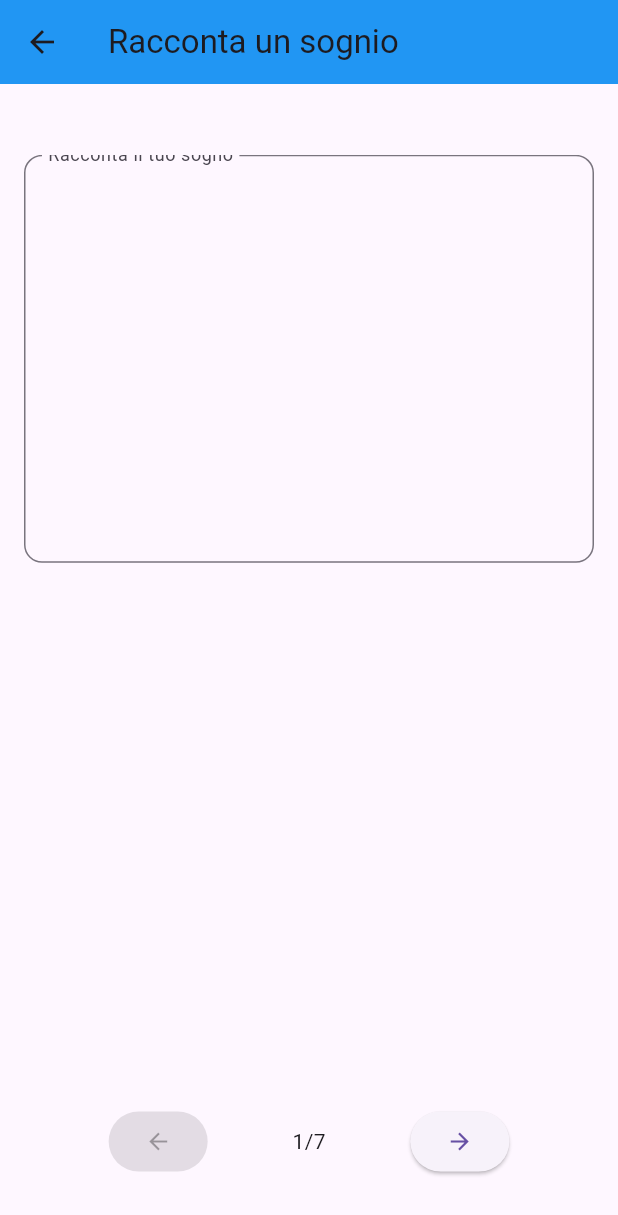
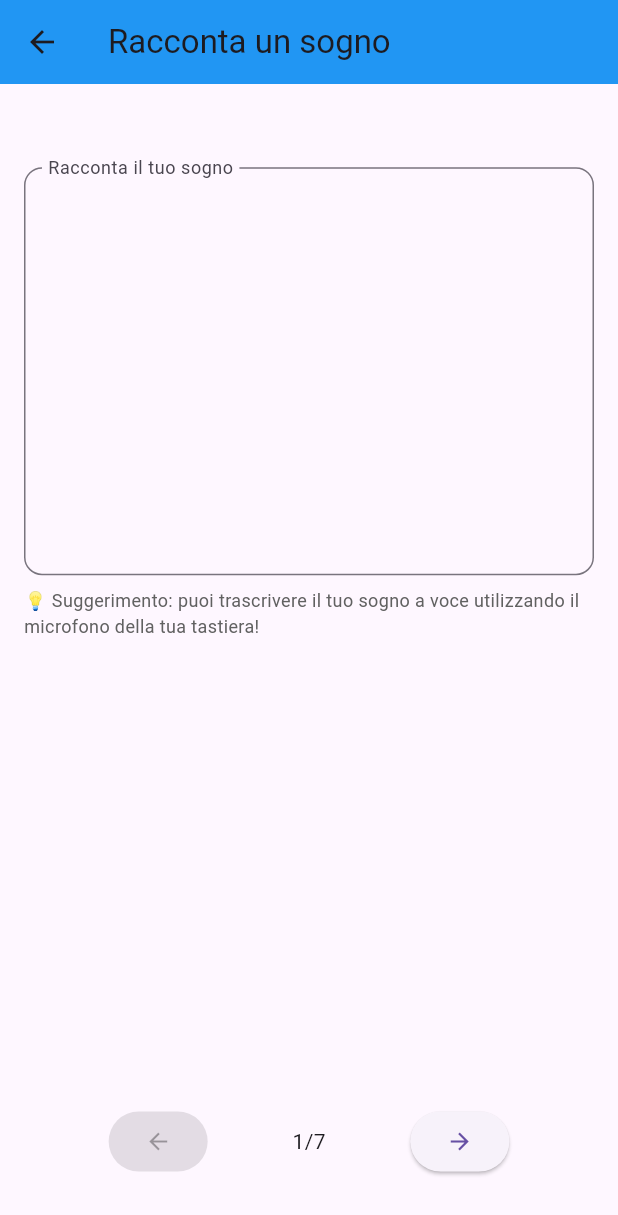
Before and after one commit to DanieleMarchei/sogniario, a Flutter app: the AddDream screen opened directly with empty values, on a phone screen of 412 x 824 dp. Shown: the top 1215 px of the screen. Run offline on Flutter 3.47's test engine with Material 3 defaults, Android fonts, the phone set to English and light mode, and no system bars; drawn by our look-alikes of carousel_slider; missing offline and left inert: flutter_picker.

Commit message:
added hint for built-in speech-to-text

```diff
--- a/frontend/lib/add_dream.dart
+++ b/frontend/lib/add_dream.dart
@@ -84,9 +84,9 @@ class _AddDreamState extends State<AddDream> {
 
     return ResponsiveReport(
       questionWidgets: dreamQuestions,
-      title: "Racconta un sognio",
+      title: "Racconta un sogno",
       onSubmitted: () async {
-        await addDream(id, dream);
+        // await addDream(id, dream);
         Navigator.pop(context);
       }
     );
@@ -154,7 +154,13 @@ class _AddDreamTextState extends QuestionWithDirectionState<AddDreamText> {
     super.build(context);
     double screenHeight = MediaQuery.of(context).size.height;
 
-    return MultilineInputField(
+    double screenWidth = MediaQuery.of(context).size.width;
+    bool isMobile = screenWidth < widthConstraint;
+
+    return Column(
+      children: [
+        SizedBox(height: screenHeight * 0.01,),
+        MultilineInputField(
           labelText: "Racconta il tuo sogno",
           maxLines: 10,
           keyboardType: TextInputType.multiline,
@@ -168,6 +174,19 @@ class _AddDreamTextState extends QuestionWithDirectionState<AddDreamText> {
             });
           },
           autoFocus: false,
+        ),
+        if(isMobile)...{
+          SizedBox(height: screenHeight * 0.01,),
+          Text(
+            "💡 Suggerimento: puoi trascrivere il tuo sogno a voce utilizzando il microfono della tua tastiera!",
+            style: TextStyle(
+              color: Colors.grey.shade700,
+              fontSize: 12
+            ),
+          ),
+        }
+
+      ],
     );
   }
 
--- a/frontend/lib/forms_and_buttons.dart
+++ b/frontend/lib/forms_and_buttons.dart
@@ -177,7 +177,7 @@ class _InputFieldState extends State<InputField> {
 }
 
 
-class MultilineInputField extends StatelessWidget {
+class MultilineInputField extends StatefulWidget {
   final String? labelText;
   final int maxLines;
   final Function(String)? onChanged;
@@ -186,7 +186,9 @@ class MultilineInputField extends StatelessWidget {
   final TextInputType? keyboardType;
   final TextInputAction? textInputAction;
   final bool autoFocus;
-  const MultilineInputField(
+  late final TextEditingController controller;
+
+  MultilineInputField(
       {this.labelText,
       this.maxLines = 5,
       this.onChanged,
@@ -195,21 +197,33 @@ class MultilineInputField extends StatelessWidget {
       this.keyboardType,
       this.textInputAction,
       this.autoFocus = false,
-      Key? key})
-      : super(key: key);
+      controller,
+      super.key}){
+        if(controller == null){
+          this.controller = TextEditingController();
+        }else{
+          this.controller = controller;
+        }
+      }
 
+  @override
+  State<MultilineInputField> createState() => _MultilineInputFieldState();
+}
+
+class _MultilineInputFieldState extends State<MultilineInputField> {
   @override
   Widget build(BuildContext context) {
     return TextField(
-      autofocus: autoFocus,
-      onChanged: onChanged,
-      maxLines: maxLines,
-      onSubmitted: onSubmitted,
-      keyboardType: keyboardType,
-      textInputAction: textInputAction,
+      controller: widget.controller,
+      autofocus: widget.autoFocus,
+      onChanged: widget.onChanged,
+      maxLines: widget.maxLines,
+      onSubmitted: widget.onSubmitted,
+      keyboardType: widget.keyboardType,
+      textInputAction: widget.textInputAction,
       decoration: InputDecoration(
-        labelText: labelText,
-        errorText: errorText,
+        labelText: widget.labelText,
+        errorText: widget.errorText,
         floatingLabelBehavior: FloatingLabelBehavior.always,
         border: OutlineInputBorder(
           borderRadius: BorderRadius.circular(12),
```
Lines whose indentation alone changed are shown as unchanged.
